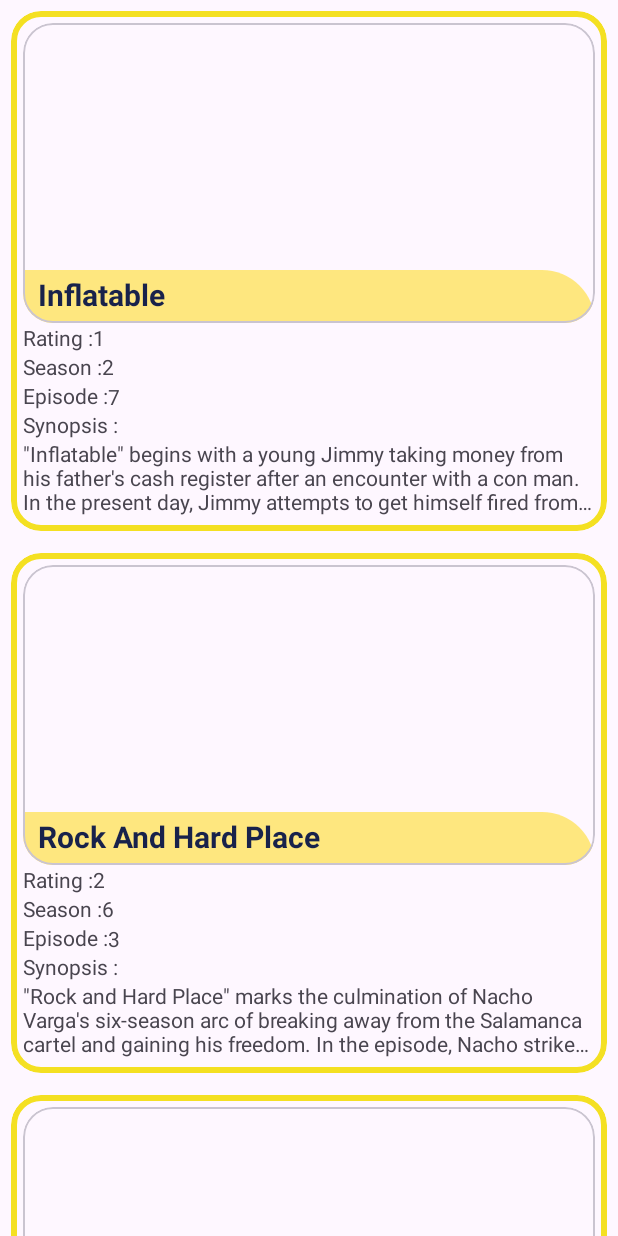
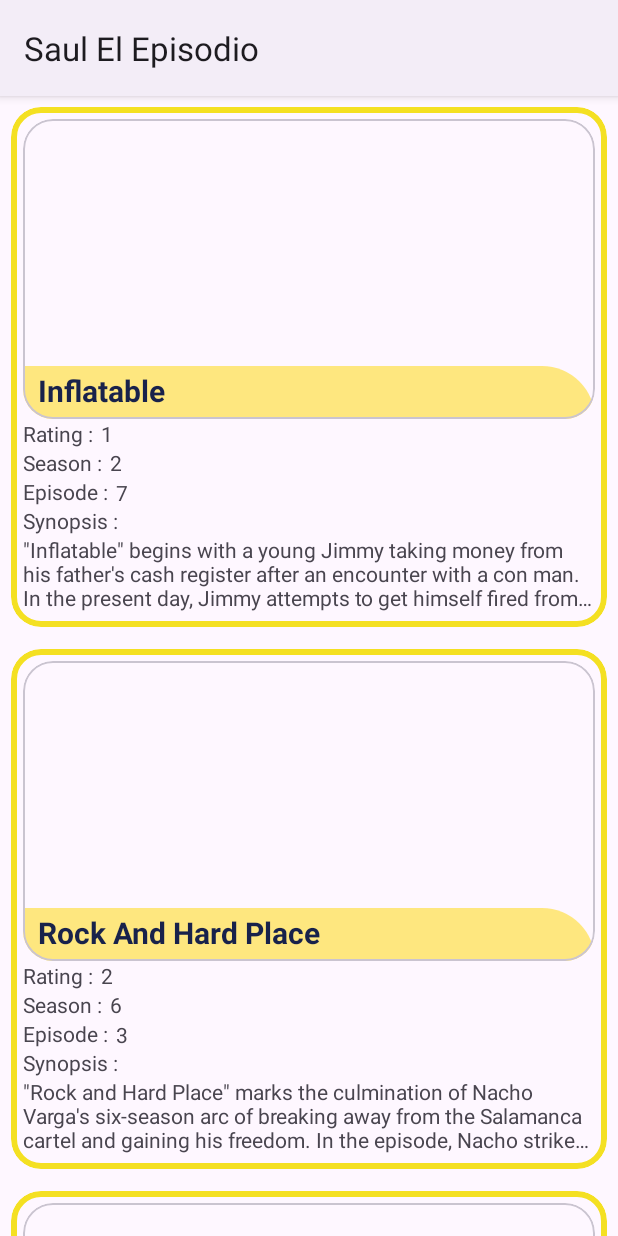
Before and after one commit to jimbonlemu/Saul_El_Episodio_Bangkit, an Android app: the screen it shows after launch (MainActivity), on a phone screen of 412 x 824 dp. Run offline under Robolectric (Android 15) with nearby library versions, the phone set to English and light mode, and no system bars.

Commit message:
add margin to textView in item row

```diff
--- a/app/src/main/res/layout/episode_item_widget.xml
+++ b/app/src/main/res/layout/episode_item_widget.xml
@@ -72,6 +72,7 @@
 
         <TextView
             android:id="@+id/tv_rating"
+            android:layout_marginStart="5dp"
             android:layout_width="wrap_content"
             android:layout_height="wrap_content"
             app:layout_constraintBottom_toBottomOf="@+id/comp_rating"
@@ -91,7 +92,7 @@
             android:id="@+id/tv_season"
             android:layout_width="38dp"
             android:layout_height="20dp"
-
+            android:layout_marginStart="5dp"
             app:layout_constraintBottom_toBottomOf="@+id/comp_season"
             app:layout_constraintStart_toEndOf="@+id/comp_season"
             app:layout_constraintTop_toBottomOf="@+id/tv_rating"
@@ -109,7 +110,7 @@
             android:id="@+id/tv_episodes"
             android:layout_width="wrap_content"
             android:layout_height="wrap_content"
-
+            android:layout_marginStart="5dp"
             app:layout_constraintBottom_toBottomOf="@+id/comp_episode"
             app:layout_constraintStart_toEndOf="@+id/comp_episode"
             app:layout_constraintTop_toBottomOf="@+id/tv_season"
--- a/app/src/main/res/values-night/themes.xml
+++ b/app/src/main/res/values-night/themes.xml
@@ -1,6 +1,6 @@
 <resources xmlns:tools="http://schemas.android.com/tools">
     <!-- Base application theme. -->
-    <style name="Base.Theme.SaulElEpisodio" parent="Theme.Material3.DayNight.NoActionBar">
+    <style name="Base.Theme.SaulElEpisodio" parent="Theme.Material3.DayNight">
         <!-- Customize your dark theme here. -->
         <!-- <item name="colorPrimary">@color/my_dark_primary</item> -->
     </style>
--- a/app/src/main/res/values/themes.xml
+++ b/app/src/main/res/values/themes.xml
@@ -1,6 +1,6 @@
 <resources xmlns:tools="http://schemas.android.com/tools">
     <!-- Base application theme. -->
-    <style name="Base.Theme.SaulElEpisodio" parent="Theme.Material3.DayNight.NoActionBar">
+    <style name="Base.Theme.SaulElEpisodio" parent="Theme.Material3.DayNight">
         <!-- Customize your light theme here. -->
         <!-- <item name="colorPrimary">@color/my_light_primary</item> -->
     </style>
```
Also changed, not shown: app/src/main/res/values/strings.xml (+4 -4 lines).
